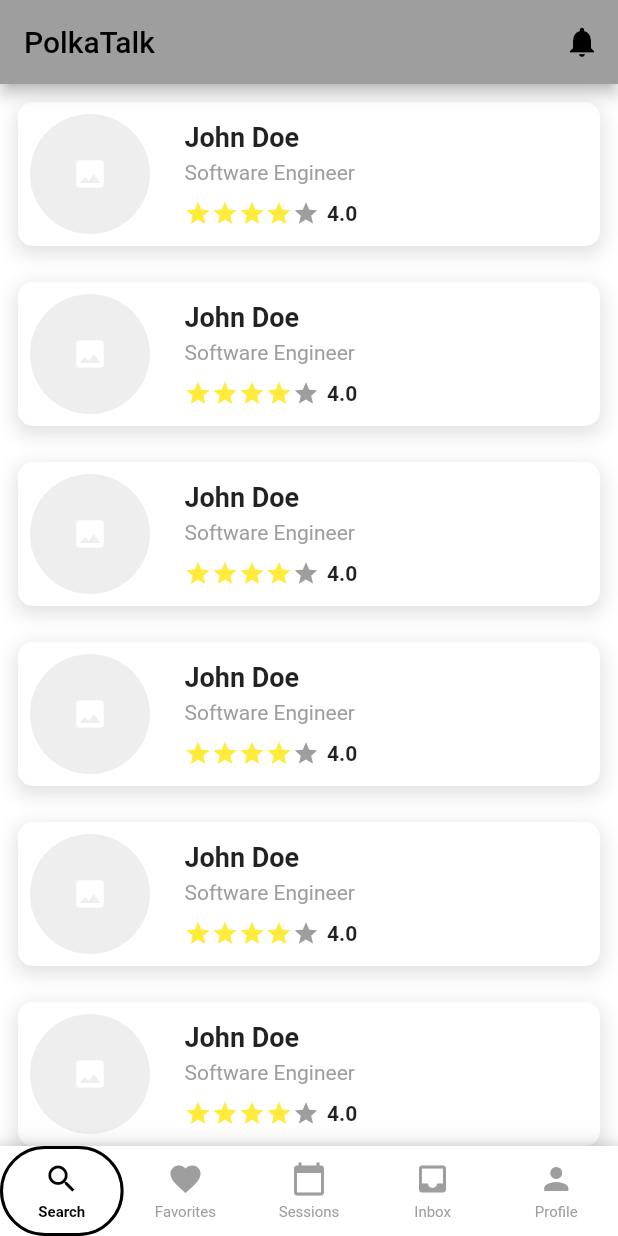
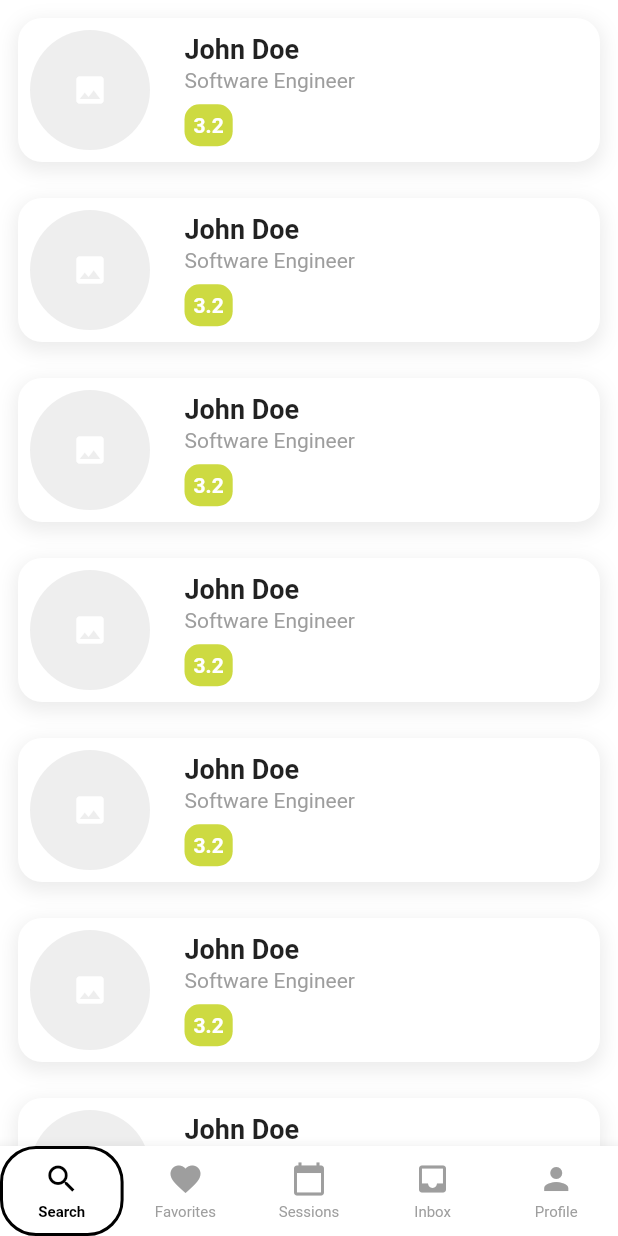
Before and after one commit to bryan-ilman-2002/polkatalk, a Flutter app: the screen it shows after launch, on a phone screen of 412 x 824 dp. Run offline on Flutter 3.47's test engine with Material 2 defaults, Android fonts, the phone set to English and light mode, and no system bars; Roboto replaces fonts that are missing (Mukta).

Commit message:
search page cards improvement checkpoint

```diff
--- a/lib/main.dart
+++ b/lib/main.dart
@@ -12,7 +12,7 @@ class PolkaTalk extends StatelessWidget {
   final TextTheme basicMukta = const TextTheme(
     bodyMedium: TextStyle(
       fontFamily: 'Mukta',
-      fontSize: 16,
+      fontSize: 14,
       fontWeight: FontWeight.normal,
       fontStyle: FontStyle.normal,
     ),
--- a/lib/pages/search_page.dart
+++ b/lib/pages/search_page.dart
@@ -7,35 +7,46 @@ class SearchPage extends StatefulWidget {
   State<SearchPage> createState() => _SearchPageState();
 }
 
+const String rating = "3.2";
+
 class _SearchPageState extends State<SearchPage> {
   int _selectedIndex = 0;
+
+  Color _getRatingColor(double value) {
+    // Define the start and end colors for interpolation
+    Color startColor = Colors.red;
+    Color middleColor = Colors.yellow;
+    Color endColor = Colors.green;
+
+    // Normalize the value between 0.0 and 1.0
+    double normalizedValue = (value - 0.0) / (5.0 - 0.0);
+
+    // Calculate the stop points for color interpolation
+    double stop1 =
+        0.5; // Stop point for transitioning from startColor to middleColor
+    double stop2 =
+        1.0; // Stop point for transitioning from middleColor to endColor
+
+    final Color? ratingColor;
+    if (normalizedValue <= stop1) {
+      // Interpolate between startColor and middleColor
+      ratingColor =
+          Color.lerp(startColor, middleColor, normalizedValue / stop1);
+      return ratingColor ?? Colors.transparent;
+    } else {
+      // Interpolate between middleColor and endColor
+      ratingColor = Color.lerp(
+          middleColor, endColor, (normalizedValue - stop1) / (stop2 - stop1));
+      return ratingColor ?? Colors.transparent;
+    }
+  }
 
   @override
   Widget build(BuildContext context) {
     int counter = 0;
 
     return Scaffold(
-      appBar: AppBar(
-        title: const Text('PolkaTalk'),
-        actions: [
-          IconButton(
-            icon: const Icon(Icons.notifications),
-            onPressed: () {
-              // Handle notification icon press
-            },
-          ),
-        ],
-      ),
-      bottomNavigationBar: Container(
-        decoration: BoxDecoration(
-          boxShadow: [
-            BoxShadow(
-              color: Colors.grey.withOpacity(0.5),
-              blurRadius: 10,
-            ),
-          ],
-        ),
-        child: BottomAppBar(
+      bottomNavigationBar: BottomAppBar(
         child: Row(
           mainAxisSize: MainAxisSize.max,
           mainAxisAlignment: MainAxisAlignment.spaceAround,
@@ -46,7 +57,6 @@ class _SearchPageState extends State<SearchPage> {
             _buildNavItem(Icons.inbox, 'Inbox', counter++),
             _buildNavItem(Icons.person, 'Profile', counter++),
           ],
-          ),
         ),
       ),
       body: Container(
@@ -61,10 +71,10 @@ class _SearchPageState extends State<SearchPage> {
                 child: Container(
                   decoration: BoxDecoration(
                     color: Colors.white,
-                    borderRadius: BorderRadius.circular(10),
+                    borderRadius: BorderRadius.circular(16),
                     boxShadow: [
                       BoxShadow(
-                        color: Colors.grey.withOpacity(0.3),
+                        color: Colors.grey.withOpacity(0.2),
                         blurRadius: 10,
                         spreadRadius: 2,
                         offset: const Offset(0, 4),
@@ -90,45 +100,42 @@ class _SearchPageState extends State<SearchPage> {
                         ),
                       ),
                       const SizedBox(width: 15),
-                      const Expanded(
+                      Expanded(
                         child: Column(
                           crossAxisAlignment: CrossAxisAlignment.start,
                           children: [
-                            Text(
+                            const Text(
                               'John Doe', // Replace with the name
                               style: TextStyle(
                                 fontWeight: FontWeight.bold,
                                 fontSize: 18,
                               ),
                             ),
-                            SizedBox(height: 5),
-                            Text(
+                            const SizedBox(height: 2),
+                            const Text(
                               'Software Engineer', // Replace with the profession
                               style: TextStyle(
                                 color: Colors.grey,
-                                fontSize: 14,
                               ),
                             ),
-                            SizedBox(height: 10),
+                            const SizedBox(height: 8),
                             Row(
                               children: [
-                                Icon(Icons.star,
-                                    color: Colors.yellow, size: 18),
-                                Icon(Icons.star,
-                                    color: Colors.yellow, size: 18),
-                                Icon(Icons.star,
-                                    color: Colors.yellow, size: 18),
-                                Icon(Icons.star,
-                                    color: Colors.yellow, size: 18),
-                                Icon(Icons.star, color: Colors.grey, size: 18),
-                                SizedBox(width: 5),
-                                Text(
-                                  '4.0', // Replace with the rating
+                                Container(
+                                  padding: EdgeInsets.all(6),
+                                  decoration: BoxDecoration(
+                                    color:
+                                        _getRatingColor(double.parse(rating)),
+                                    borderRadius: BorderRadius.circular(10),
+                                  ),
+                                  child: Text(
+                                    rating,
                                     style: TextStyle(
                                       fontWeight: FontWeight.bold,
-                                    fontSize: 14,
+                                      color: Colors.white,
                                     ),
                                   ),
+                                )
                               ],
                             ),
                           ],
@@ -157,7 +164,7 @@ class _SearchPageState extends State<SearchPage> {
           duration: const Duration(milliseconds: 320),
           height: 60,
           decoration: BoxDecoration(
-            borderRadius: BorderRadius.circular(32),
+            borderRadius: BorderRadius.circular(24),
             border: _getNavBarItemBorder(index),
           ),
           child: Column(
```
Lines whose indentation alone changed are shown as unchanged.
